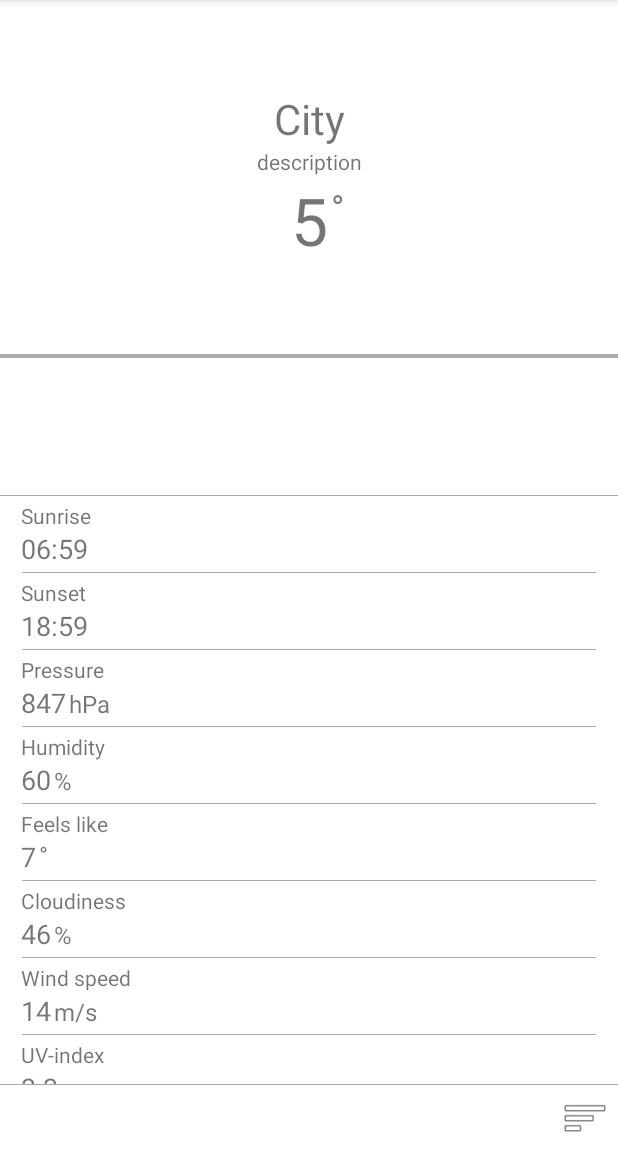
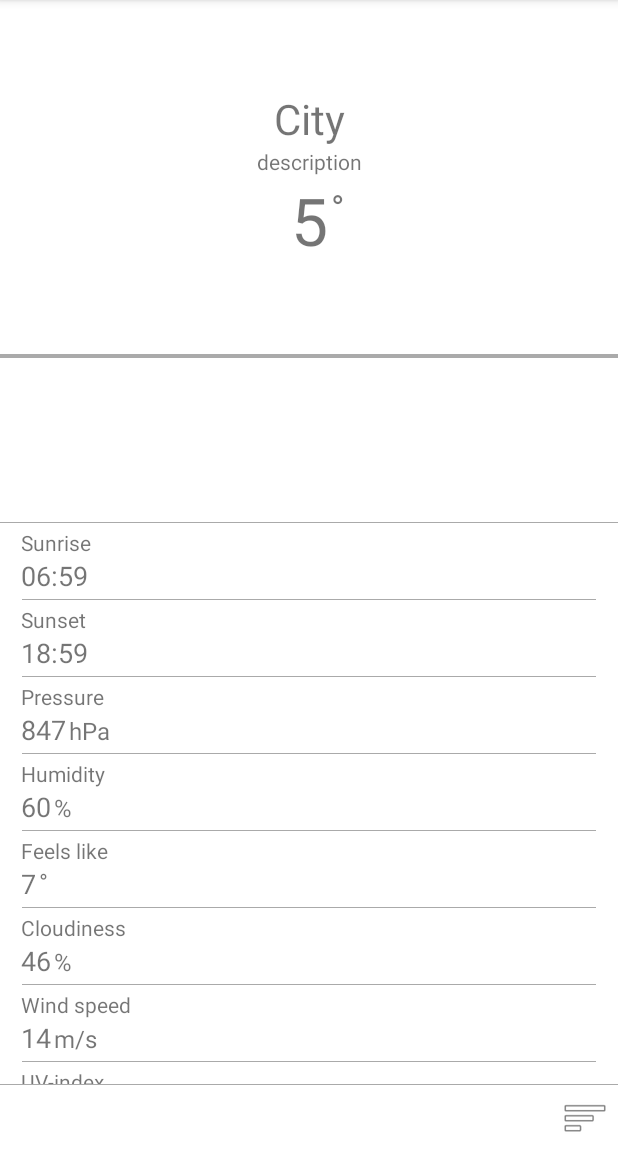
Before and after one commit to huhbxxd/Weather, an Android app: the MainActivity screen opened directly, with no data from a screen before it, on a phone screen of 412 x 824 dp, the part 84-1236 px from its top. Run offline under Robolectric (Android 15) with nearby library versions, the phone set to English and light mode, and no system bars; our stand-ins replace Dagger/Hilt's generated code; pictures from the network do not load.

Commit message:
update main xml

```diff
--- a/app/src/main/java/com/example/weather/screens/main/ui/adapters/MainAdapterDailyDay.kt
+++ b/app/src/main/java/com/example/weather/screens/main/ui/adapters/MainAdapterDailyDay.kt
@@ -11,6 +11,7 @@ import com.example.weather.data.weather.daily.daily_day.DailyDayWeather
 import kotlinx.android.synthetic.main.recyclerview_item_daily_day.view.*
 import java.text.SimpleDateFormat
 import java.util.*
+import kotlin.math.roundToInt
 
 
 class MainAdapterDailyDay(): RecyclerView.Adapter<MainAdapterDailyDay.ViewHolder>() {
@@ -40,8 +41,8 @@ class MainAdapterDailyDay(): RecyclerView.Adapter<MainAdapterDailyDay.ViewHolder
     inner class ViewHolder(view: View): RecyclerView.ViewHolder(view) {
         fun bind(item: DailyDayWeather) = with(itemView) {
             dayWeek.text = dateFormatter(item.dt!!)
-            tempDayWeek.text = item.temperature?.day.toString()
-            tempNightWeek.text = item.temperature?.night.toString()
+            tempMax.text = item.temperature?.max?.roundToInt().toString()
+            tempMin.text = item.temperature?.min?.roundToInt().toString()
             Glide.with(context).load(ICON_URL + item.weather!![0].icon!! + ".png").into(imageWeatherDaily)
         }
     }
--- a/app/src/main/java/com/example/weather/screens/main/ui/adapters/MainAdapterDailyHour.kt
+++ b/app/src/main/java/com/example/weather/screens/main/ui/adapters/MainAdapterDailyHour.kt
@@ -11,6 +11,7 @@ import com.example.weather.data.weather.daily.daily_hour.HourlyWeather
 import kotlinx.android.synthetic.main.recyclerview_item_hourly.view.*
 import java.text.SimpleDateFormat
 import java.util.*
+import kotlin.math.roundToInt
 
 class MainAdapterDailyHour: RecyclerView.Adapter<MainAdapterDailyHour.ViewHolder>() {
 
@@ -40,7 +41,7 @@ class MainAdapterDailyHour: RecyclerView.Adapter<MainAdapterDailyHour.ViewHolder
         fun bind(item: HourlyWeather) = with(itemView) {
             dailyHour.text = dateFormatter(item.dt!!)
             Glide.with(context).load(ICON_URL + item.weather!![0].icon!! + ".png").into(imageHourlyIcon)
-            dailyHourTemp.text = item.temperature.toString()
+            dailyHourTemp.text = item.temperature?.roundToInt().toString()
         }
     }
 
--- a/app/src/main/res/layout/activity_detail_weather_daily.xml
+++ b/app/src/main/res/layout/activity_detail_weather_daily.xml
@@ -78,7 +78,7 @@
             android:textSize="16sp"
             android:gravity="center" />
         <TextView
-            android:id="@id/tempDayWeek"
+            android:id="@+id/tempDayWeek"
             android:layout_width="120dp"
             android:layout_height="30dp"
             android:layout_gravity="center"
@@ -123,7 +123,7 @@
             android:textSize="16sp"
             android:gravity="center" />
         <TextView
-            android:id="@id/tempNightWeek"
+            android:id="@+id/tempNightWeek"
             android:layout_width="120dp"
             android:layout_height="30dp"
             android:layout_gravity="center"
--- a/app/src/main/res/layout/activity_main.xml
+++ b/app/src/main/res/layout/activity_main.xml
@@ -10,7 +10,7 @@
     <com.google.android.material.appbar.AppBarLayout
         android:id="@+id/appbar"
         android:background="@color/white"
-        android:layout_height="330dp"
+        android:layout_height="348dp"
         android:layout_width="match_parent" >
 
         <include layout="@layout/motion_layout"/>
--- a/app/src/main/res/layout/motion_layout.xml
+++ b/app/src/main/res/layout/motion_layout.xml
@@ -3,7 +3,7 @@
     xmlns:app="http://schemas.android.com/apk/res-auto"
     android:layout_width="match_parent"
     android:layout_height="match_parent"
-    android:minHeight="146dp"
+    android:minHeight="180dp"
     app:layoutDescription="@xml/motion_layout_scene"
     app:layout_scrollFlags="scroll|enterAlways|snap|exitUntilCollapsed"
     android:fitsSystemWindows="false">
--- a/app/src/main/res/xml/motion_layout_scene.xml
+++ b/app/src/main/res/xml/motion_layout_scene.xml
@@ -81,20 +81,21 @@
             android:layout_width="wrap_content"
             android:layout_height="wrap_content"
             android:layout_marginStart="14dp"
-            android:layout_marginBottom="3dp"
+            android:layout_marginBottom="8dp"
             app:layout_constraintBottom_toTopOf="@id/viewLong"
             app:layout_constraintLeft_toLeftOf="parent"/>
         <Constraint
             android:id="@+id/currentTemp"
             android:layout_width="wrap_content"
             android:layout_height="wrap_content"
+            android:layout_marginBottom="5dp"
             app:layout_constraintBottom_toTopOf="@id/viewLong"
             app:layout_constraintRight_toLeftOf="@id/degreeCurrentTemp"/>
         <Constraint
             android:id="@+id/degreeCurrentTemp"
             android:layout_width="wrap_content"
             android:layout_height="wrap_content"
-            android:layout_marginBottom="28dp"
+            android:layout_marginBottom="33dp"
             android:layout_marginStart="2dp"
             android:layout_marginEnd="14dp"
             app:layout_constraintBottom_toTopOf="@id/viewLong"
```
Also changed, not shown: app/src/main/res/layout/recyclerview_item_daily_day.xml (+8 -5 lines), app/src/main/res/layout/recyclerview_item_hourly.xml (+10 -9 lines).
